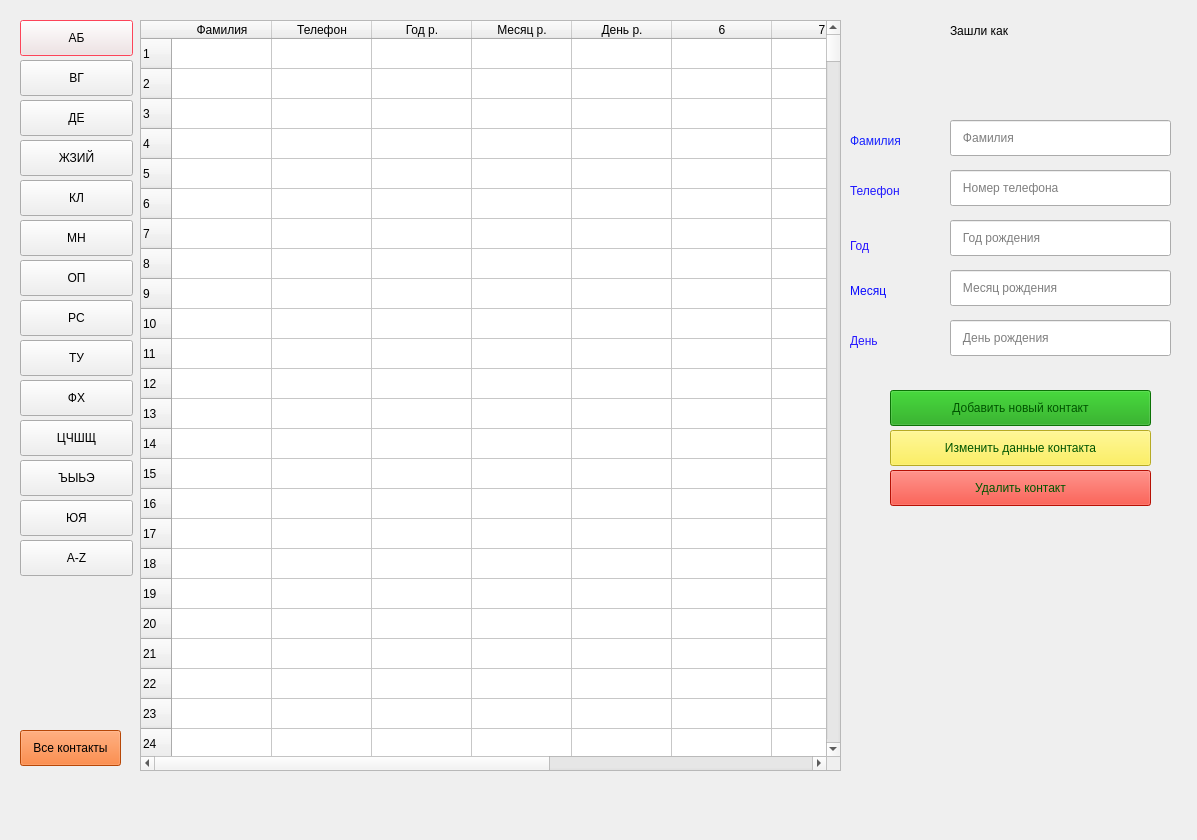
First picture: the form in FullMyPhoneBook/tableview2.ui, repository turamant/PhoneBook, before the edit.
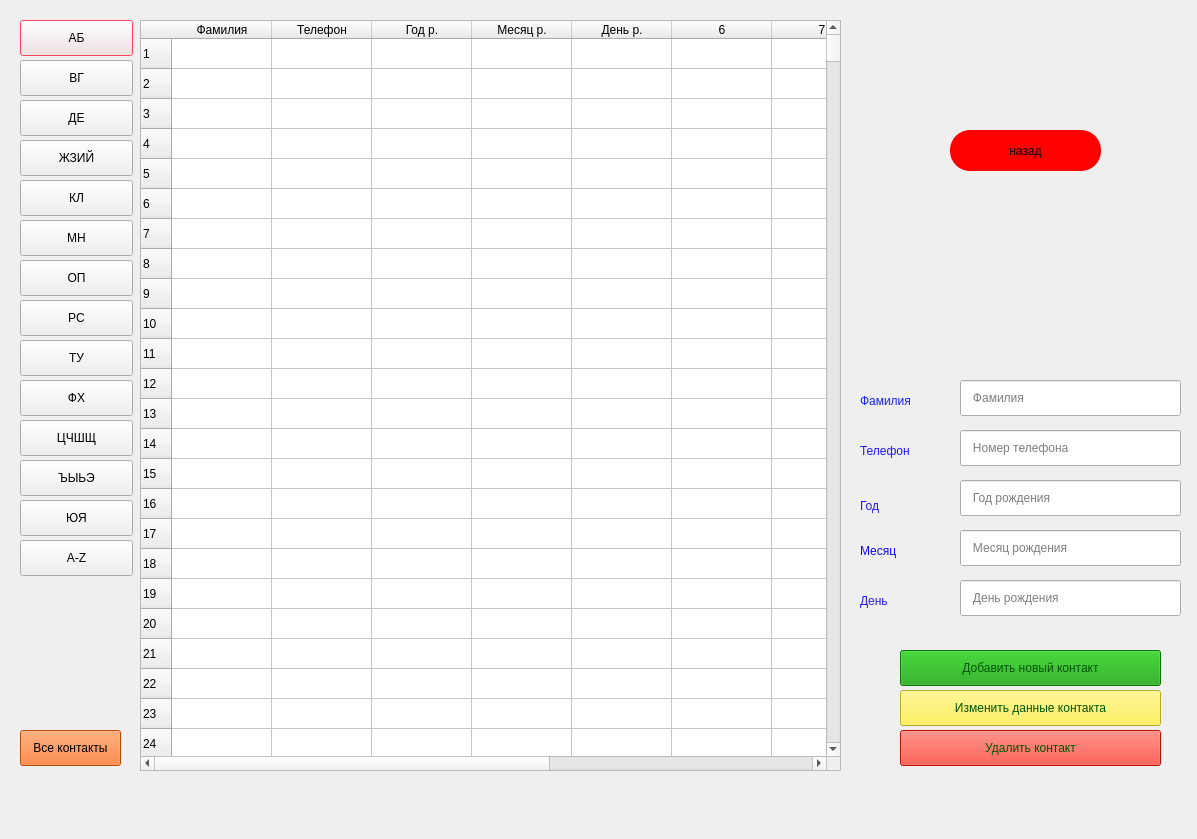
Second picture: the form after the edit.

Commit message: birthday class

```diff
--- a/FullMyPhoneBook/tableview2.ui
+++ b/FullMyPhoneBook/tableview2.ui
@@ -7,28 +7,12 @@
     <x>0</x>
     <y>0</y>
     <width>1197</width>
-    <height>840</height>
+    <height>839</height>
    </rect>
   </property>
   <property name="windowTitle">
    <string>Dialog</string>
   </property>
-  <widget class="QLabel" name="HeadLabel">
-   <property name="geometry">
-    <rect>
-     <x>950</x>
-     <y>20</y>
-     <width>121</width>
-     <height>21</height>
-    </rect>
-   </property>
-   <property name="styleSheet">
-    <string notr="true">font: 14pt &quot;Cantarell&quot;;</string>
-   </property>
-   <property name="text">
-    <string>Зашли как</string>
-   </property>
-  </widget>
   <widget class="QPushButton" name="ABsearchPushButton_1">
    <property name="geometry">
     <rect>
@@ -48,8 +32,8 @@
   <widget class="QLineEdit" name="nameLineEdit">
    <property name="geometry">
     <rect>
-     <x>950</x>
-     <y>120</y>
+     <x>960</x>
+     <y>380</y>
      <width>221</width>
      <height>36</height>
     </rect>
@@ -10120,8 +10104,8 @@
   <widget class="QLineEdit" name="nomerLineEdit">
    <property name="geometry">
     <rect>
-     <x>950</x>
-     <y>170</y>
+     <x>960</x>
+     <y>430</y>
      <width>221</width>
      <height>36</height>
     </rect>
@@ -10325,8 +10309,8 @@
   <widget class="QPushButton" name="addPushButton">
    <property name="geometry">
     <rect>
-     <x>890</x>
-     <y>390</y>
+     <x>900</x>
+     <y>650</y>
      <width>261</width>
      <height>36</height>
     </rect>
@@ -10343,8 +10327,8 @@
   <widget class="QLineEdit" name="dayLineEdit">
    <property name="geometry">
     <rect>
-     <x>950</x>
-     <y>320</y>
+     <x>960</x>
+     <y>580</y>
      <width>221</width>
      <height>36</height>
     </rect>
@@ -10356,8 +10340,8 @@
   <widget class="QLineEdit" name="monthLineEdit">
    <property name="geometry">
     <rect>
-     <x>950</x>
-     <y>270</y>
+     <x>960</x>
+     <y>530</y>
      <width>221</width>
      <height>36</height>
     </rect>
@@ -10369,8 +10353,8 @@
   <widget class="QLineEdit" name="yearLineEdit">
    <property name="geometry">
     <rect>
-     <x>950</x>
-     <y>220</y>
+     <x>960</x>
+     <y>480</y>
      <width>221</width>
      <height>36</height>
     </rect>
@@ -10415,8 +10399,8 @@
   <widget class="QPushButton" name="updatePushButton">
    <property name="geometry">
     <rect>
-     <x>890</x>
-     <y>430</y>
+     <x>900</x>
+     <y>690</y>
      <width>261</width>
      <height>36</height>
     </rect>
@@ -10433,8 +10417,8 @@
   <widget class="QPushButton" name="deletePushButton">
    <property name="geometry">
     <rect>
-     <x>890</x>
-     <y>470</y>
+     <x>900</x>
+     <y>730</y>
      <width>261</width>
      <height>36</height>
     </rect>
@@ -10451,8 +10435,8 @@
   <widget class="QLabel" name="nameLabel_2">
    <property name="geometry">
     <rect>
-     <x>850</x>
-     <y>130</y>
+     <x>860</x>
+     <y>390</y>
      <width>81</width>
      <height>21</height>
     </rect>
@@ -10468,8 +10452,8 @@
   <widget class="QLabel" name="nomerLabel_3">
    <property name="geometry">
     <rect>
-     <x>850</x>
-     <y>180</y>
+     <x>860</x>
+     <y>440</y>
      <width>81</width>
      <height>21</height>
     </rect>
@@ -10485,8 +10469,8 @@
   <widget class="QLabel" name="dayLabel_4">
    <property name="geometry">
     <rect>
-     <x>850</x>
-     <y>330</y>
+     <x>860</x>
+     <y>590</y>
      <width>81</width>
      <height>21</height>
     </rect>
@@ -10502,8 +10486,8 @@
   <widget class="QLabel" name="monthLabel_5">
    <property name="geometry">
     <rect>
-     <x>850</x>
-     <y>280</y>
+     <x>860</x>
+     <y>540</y>
      <width>81</width>
      <height>21</height>
     </rect>
@@ -10519,8 +10503,8 @@
   <widget class="QLabel" name="yearLabel_6">
    <property name="geometry">
     <rect>
-     <x>850</x>
-     <y>230</y>
+     <x>860</x>
+     <y>490</y>
      <width>81</width>
      <height>31</height>
     </rect>
@@ -10551,6 +10535,24 @@
     <string>Все контакты</string>
    </property>
   </widget>
+  <widget class="QPushButton" name="cancelPushButton">
+   <property name="geometry">
+    <rect>
+     <x>950</x>
+     <y>130</y>
+     <width>151</width>
+     <height>41</height>
+    </rect>
+   </property>
+   <property name="styleSheet">
+    <string notr="true">border-radius:20px;
+font: 12pt &quot;Cantarell&quot;;
+background-color: red;</string>
+   </property>
+   <property name="text">
+    <string>назад</string>
+   </property>
+  </widget>
  </widget>
  <resources/>
  <connections/>
```
Left out of the diff: 17 changed lines with no effect on the pictures. The commit also changes 9 other files.
